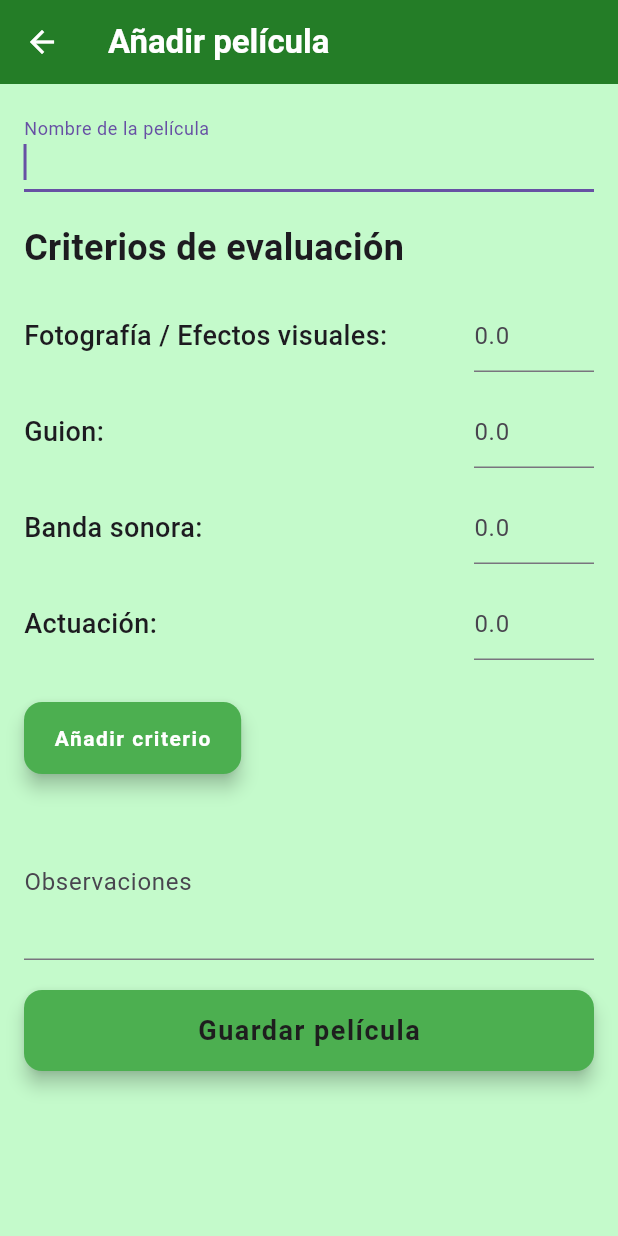
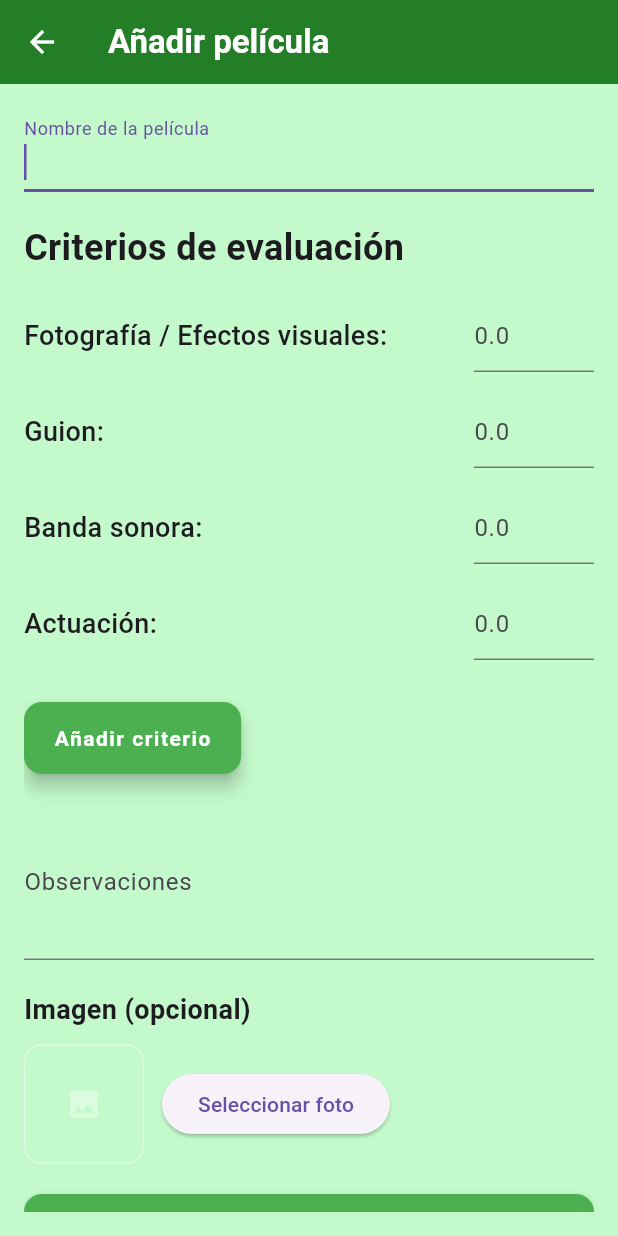
Before and after one commit to chrisladzamach/MovieDumpApp, a Flutter app: the screen it shows after launch, after a tap on the "add" icon, on a phone screen of 412 x 824 dp. Run offline on Flutter 3.47's test engine with Material 3 defaults, Android fonts, the phone set to English and light mode, and no system bars; our stand-ins replace image_picker.

Commit message:
update: feature to add image implements, next: modify validation and reset of this

```diff
--- a/lib/features/add_movie/screens/add_movie_screen.dart
+++ b/lib/features/add_movie/screens/add_movie_screen.dart
@@ -4,6 +4,10 @@ import '../../../core/widgets/custom_button.dart';
 import '../../../core/widgets/custom_add_criteria_button.dart';
 import '../controller/add_movie_controller.dart';
 import '../widgets/criteria_item.dart';
+import 'package:image_picker/image_picker.dart';
+import 'dart:io';
+
+File? selectedImage;
 
 class AddMovieScreen extends StatefulWidget {
   const AddMovieScreen({super.key});
@@ -33,6 +37,17 @@ class _AddMovieScreenState extends State<AddMovieScreen> {
     titleController.dispose();
     noteController.dispose();
     super.dispose();
+  }
+
+  Future<void> pickImage() async {
+    final picker = ImagePicker();
+    final picked = await picker.pickImage(source: ImageSource.gallery);
+
+    if (picked != null) {
+      setState(() {
+        selectedImage = File(picked.path);
+      });
+    }
   }
 
   @override
@@ -161,6 +176,43 @@ class _AddMovieScreenState extends State<AddMovieScreen> {
                 decoration: const InputDecoration(labelText: "Observaciones"),
                 maxLines: 3,
               ),
+              const SizedBox(height: 20),
+              const Text(
+                "Imagen (opcional)",
+                style: TextStyle(fontSize: 18, fontWeight: FontWeight.bold),
+              ),
+
+              const SizedBox(height: 10),
+
+              Row(
+                children: [
+                  // Vista previa
+                  Container(
+                    width: 80,
+                    height: 80,
+                    decoration: BoxDecoration(
+                      borderRadius: BorderRadius.circular(12),
+                      border: Border.all(color: Colors.white38),
+                      image: selectedImage != null
+                          ? DecorationImage(
+                              image: FileImage(selectedImage!),
+                              fit: BoxFit.cover,
+                            )
+                          : null,
+                    ),
+                    child: selectedImage == null
+                        ? const Icon(Icons.image, color: Colors.white38)
+                        : null,
+                  ),
+
+                  const SizedBox(width: 12),
+
+                  ElevatedButton(
+                    onPressed: pickImage,
+                    child: const Text("Seleccionar foto"),
+                  ),
+                ],
+              ),
 
               const SizedBox(height: 20),
               CustomButton(
@@ -170,7 +222,9 @@ class _AddMovieScreenState extends State<AddMovieScreen> {
                     controller.saveMovie(
                       titleController.text.trim(),
                       noteController.text,
+                      imagePath: selectedImage?.path,
                     );
+
                     Navigator.pop(context);
                   }
                 },
--- a/lib/features/movie_list/widgets/movie_card.dart
+++ b/lib/features/movie_list/widgets/movie_card.dart
@@ -1,3 +1,6 @@
+import 'dart:io';
+
+import 'package:flutter/foundation.dart' show kIsWeb;
 import 'package:flutter/material.dart';
 import '../../../../data/models/movie.dart';
 import '../../../../core/constants/app_colors.dart';
@@ -19,14 +22,18 @@ class MovieCard extends StatelessWidget {
       ),
       child: Row(
         children: [
+          // Imagen opcional: si hay ruta y no es web, mostramos FileImage.
           Container(
             width: 60,
             height: 60,
             decoration: BoxDecoration(
               border: Border.all(color: Colors.white30),
               borderRadius: BorderRadius.circular(12),
+              image: _buildDecorationImage(),
             ),
+            child: _buildImageFallback(),
           ),
+
           const SizedBox(width: 16),
           Expanded(
             child: Column(
@@ -62,6 +69,41 @@ class MovieCard extends StatelessWidget {
     );
   }
 
+  DecorationImage? _buildDecorationImage() {
+    // Si estamos en web no podemos usar FileImage.
+    if (movie.imagePath == null || movie.imagePath!.isEmpty) return null;
+
+    if (kIsWeb) {
+      // Si en algún momento guardas URLs en lugar de rutas locales,
+      // puedes cambiar esto a NetworkImage(movie.imagePath!)
+      return null;
+    }
+
+    try {
+      final file = File(movie.imagePath!);
+      if (!file.existsSync()) return null;
+      return DecorationImage(image: FileImage(file), fit: BoxFit.cover);
+    } catch (_) {
+      return null;
+    }
+  }
+
+  Widget? _buildImageFallback() {
+    // Si no hay imagen (o no se puede mostrar), mostramos un icono.
+    if (movie.imagePath == null || movie.imagePath!.isEmpty) {
+      return const Icon(Icons.image, color: Colors.white38);
+    }
+
+    // En web, si el path no es una URL, aún mostramos el icono.
+    if (kIsWeb) {
+      return const Icon(Icons.image, color: Colors.white38);
+    }
+
+    // Si llegamos aquí y hay archivo válido, no mostramos nada extra
+    // porque la imagen ya está en DecorationImage.
+    return null;
+  }
+
   List<Widget> _buildStars(double score) {
     // Convertir 0–10 -> 0–5
     double starRating = (score / 10) * 5;
--- a/pubspec.yaml
+++ b/pubspec.yaml
@@ -28,6 +28,7 @@ environment:
 # the latest version available on pub.dev. To see which dependencies have newer
 # versions available, run `flutter pub outdated`.
 dependencies:
+  image_picker: ^1.1.0
   flutter:
     sdk: flutter
 
```
Also changed, not shown: lib/data/sample/movies_notifier.dart (+0 -8 lines), lib/features/add_movie/controller/add_movie_controller.dart (+8 -8 lines), pubspec.lock, 7 other files.
